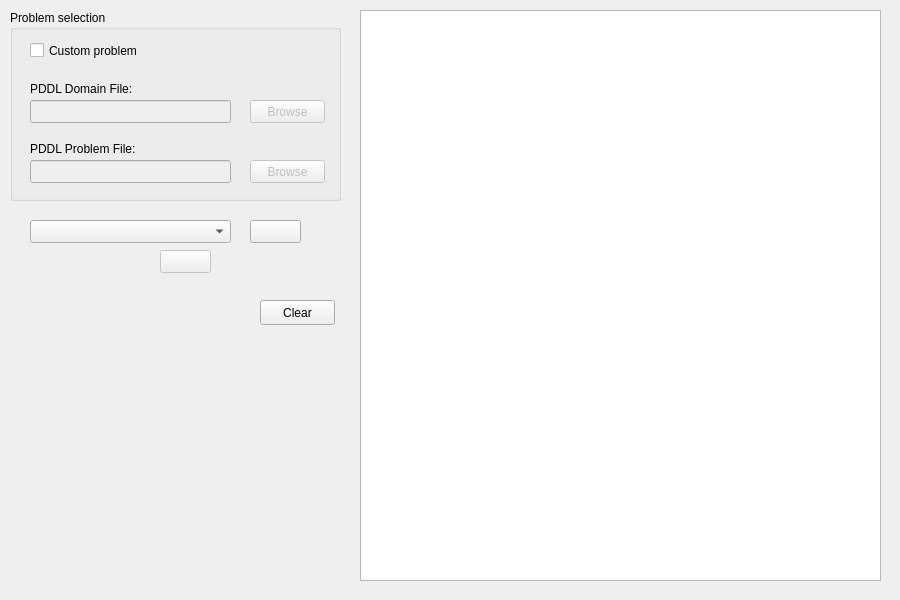
Qt form KAVI/forms/PlanningDialog.ui (xuanjianwu/KAVI) before a commit.
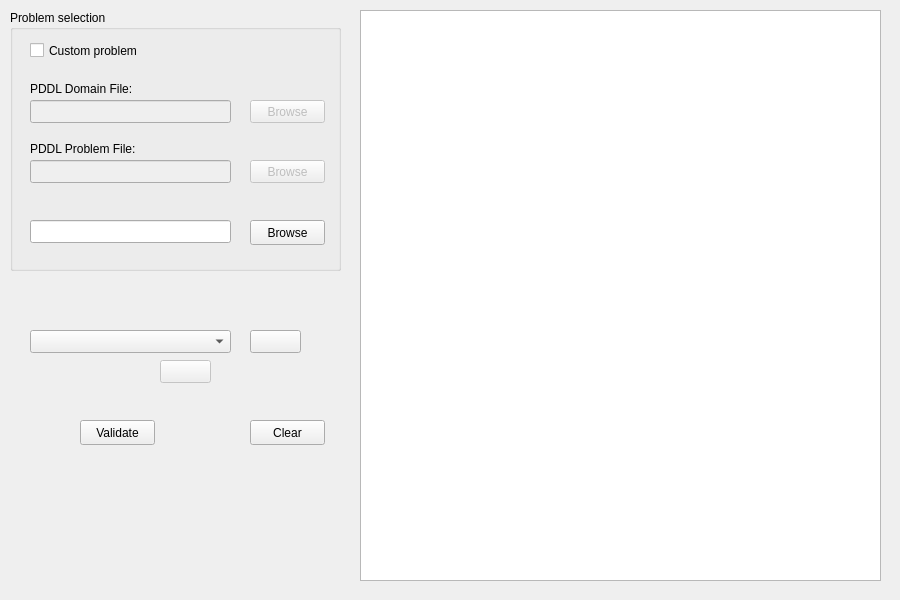
The same form after that commit. Icons and pictures are not drawn.

Diff of the .ui file:
```diff
--- a/KAVI/forms/PlanningDialog.ui
+++ b/KAVI/forms/PlanningDialog.ui
@@ -22,7 +22,7 @@
      <x>10</x>
      <y>10</y>
      <width>331</width>
-     <height>281</height>
+     <height>391</height>
     </rect>
    </property>
    <widget class="QGroupBox" name="problemSelection">
@@ -31,7 +31,7 @@
       <x>0</x>
       <y>0</y>
       <width>331</width>
-      <height>191</height>
+      <height>261</height>
      </rect>
     </property>
     <property name="title">
@@ -146,12 +146,35 @@
       <string>Browse</string>
      </property>
     </widget>
+    <widget class="QLineEdit" name="planFile">
+     <property name="geometry">
+      <rect>
+       <x>20</x>
+       <y>210</y>
+       <width>201</width>
+       <height>23</height>
+      </rect>
+     </property>
+    </widget>
+    <widget class="QPushButton" name="planBrowse">
+     <property name="geometry">
+      <rect>
+       <x>240</x>
+       <y>210</y>
+       <width>75</width>
+       <height>25</height>
+      </rect>
+     </property>
+     <property name="text">
+      <string>Browse</string>
+     </property>
+    </widget>
    </widget>
    <widget class="QComboBox" name="plannerSelection">
     <property name="geometry">
      <rect>
       <x>20</x>
-      <y>210</y>
+      <y>320</y>
       <width>201</width>
       <height>23</height>
      </rect>
@@ -167,7 +190,7 @@
     <property name="geometry">
      <rect>
       <x>240</x>
-      <y>210</y>
+      <y>320</y>
       <width>51</width>
       <height>23</height>
      </rect>
@@ -196,7 +219,7 @@
     <property name="geometry">
      <rect>
       <x>150</x>
-      <y>240</y>
+      <y>350</y>
       <width>51</width>
       <height>23</height>
      </rect>
@@ -225,8 +248,8 @@
   <widget class="QPushButton" name="clearOutput">
    <property name="geometry">
     <rect>
-     <x>260</x>
-     <y>300</y>
+     <x>250</x>
+     <y>420</y>
      <width>75</width>
      <height>25</height>
     </rect>
@@ -245,6 +268,19 @@
     </rect>
    </property>
   </widget>
+  <widget class="QPushButton" name="runValidator">
+   <property name="geometry">
+    <rect>
+     <x>80</x>
+     <y>420</y>
+     <width>75</width>
+     <height>25</height>
+    </rect>
+   </property>
+   <property name="text">
+    <string>Validate</string>
+   </property>
+  </widget>
  </widget>
  <resources>
   <include location="../res/KAVIImages.qrc"/>
```
